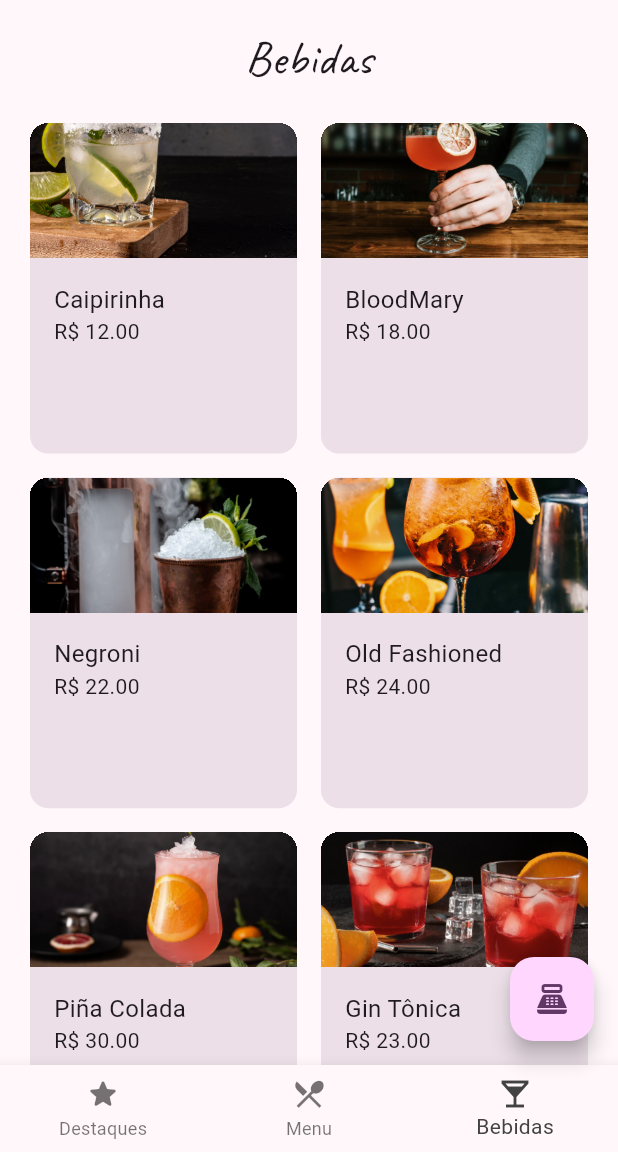
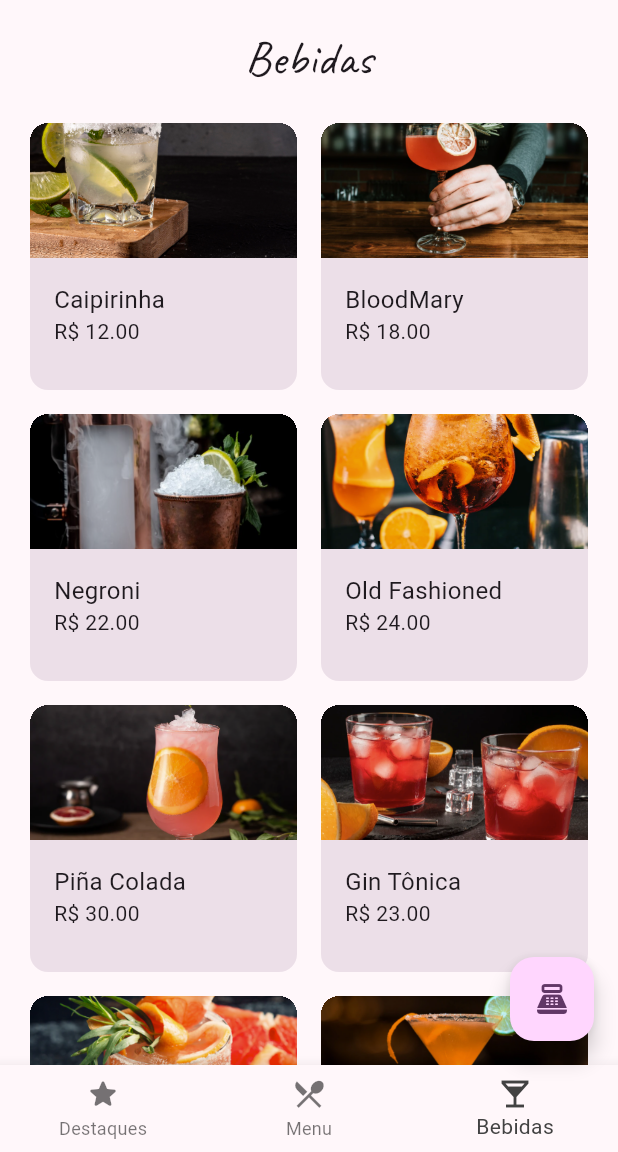
Before and after one commit to TallysWiterF/PanucciRistoranteApp, a Flutter app: the screen it shows after launch, item 3 of the bottom bar chosen, on a phone screen of 412 x 824 dp, the part 84-1236 px from its top. Run offline on Flutter 3.47's test engine with Material 3 defaults, Android fonts, the phone set to English and light mode, and no system bars.

Commit message:
Ajuste de responsividade no modo horizontal

```diff
--- a/lib/screens/drink_menu.dart
+++ b/lib/screens/drink_menu.dart
@@ -32,11 +32,17 @@ class DrinkMenu extends StatelessWidget {
               },
               childCount: items.length,
             ),
-            gridDelegate: const SliverGridDelegateWithFixedCrossAxisCount(
-              crossAxisCount: 2,
+            gridDelegate: SliverGridDelegateWithFixedCrossAxisCount(
+              crossAxisCount:
+                  MediaQuery.of(context).orientation == Orientation.landscape
+                      ? 3
+                      : 2,
               crossAxisSpacing: 8,
               mainAxisSpacing: 8,
-              childAspectRatio: 158 / 194,
+              childAspectRatio:
+                  MediaQuery.of(context).orientation == Orientation.landscape
+                      ? 1.3
+                      : 1,
             ),
           ),
         ],
```
Also changed, not shown: lib/screens/highlights.dart (+43 -5 lines).
